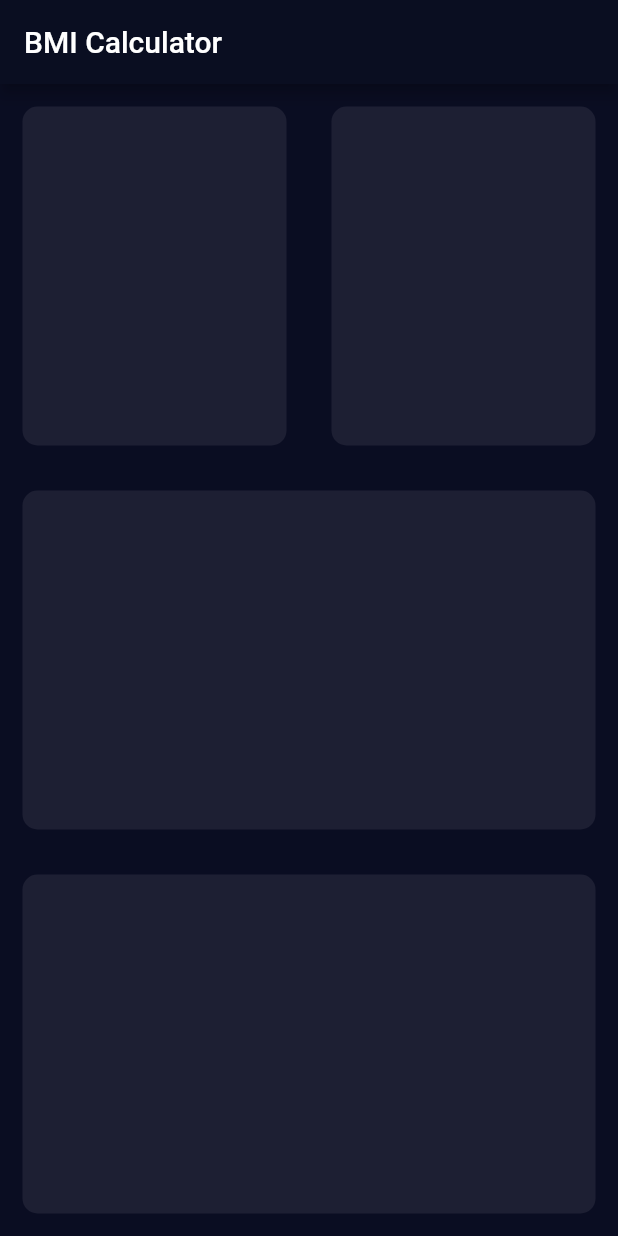
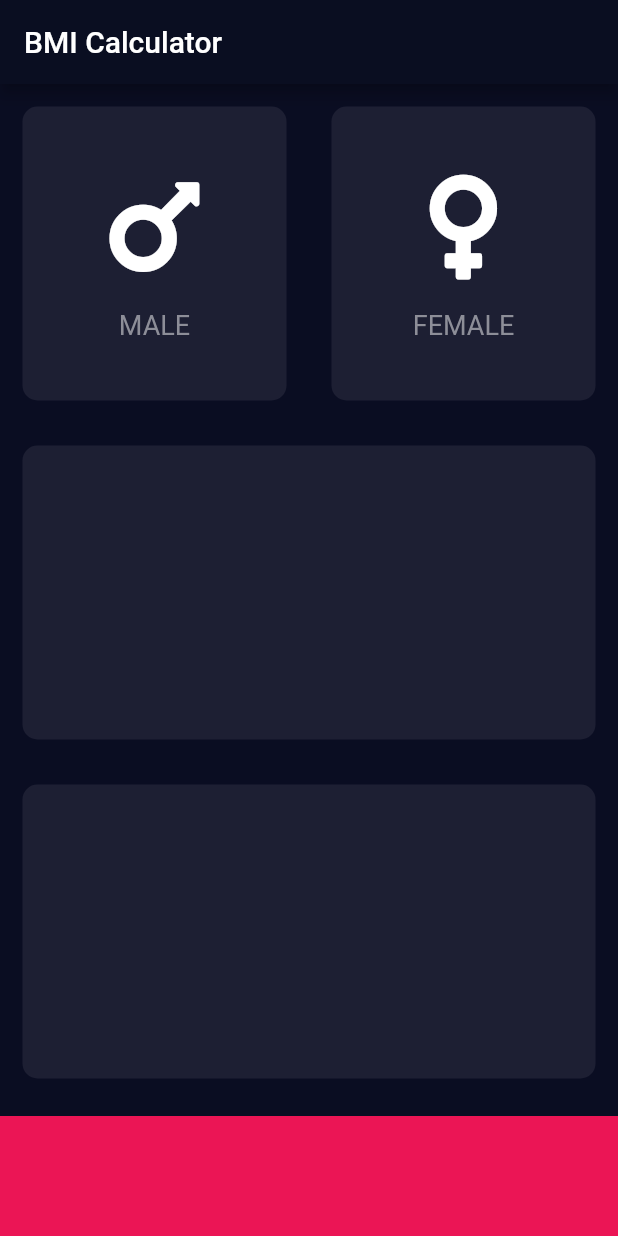
Before and after one commit to pSapien/flutter-bmi-calculator, a Flutter app: the screen it shows after launch, on a phone screen of 412 x 824 dp. Run offline on Flutter 3.47's test engine with Material 2 defaults, Android fonts, the phone set to English and light mode, and no system bars; our stand-ins replace font_awesome_flutter.

Commit message:
add gender card box

```diff
--- a/lib/bmi_input_page.dart
+++ b/lib/bmi_input_page.dart
@@ -1,4 +1,9 @@
 import 'package:flutter/material.dart';
+import 'package:font_awesome_flutter/font_awesome_flutter.dart';
+
+const bottomContainerColor = Color(0xFFEB1555);
+const bottomContainerHeight = 80.0;
+const appBarTitle = 'BMI Calculator';
 
 class BMIInputPage extends StatefulWidget {
   BMIInputPage({Key key}) : super(key: key);
@@ -11,43 +16,89 @@ class _BMIInputPageState extends State<BMIInputPage> {
   @override
   Widget build(BuildContext context) {
     return Scaffold(
-      appBar: AppBar(title: Text('BMI Calculator')),
+      appBar: AppBar(title: Text(appBarTitle)),
       body: Column(
         children: [
           Expanded(
             child: Row(
               children: [
                 Expanded(
-                  child: BMICard(),
+                  child: BMICardBox(
+                    child: ColumnIconLabel(
+                      label: "male",
+                      icon: FontAwesomeIcons.mars,
+                    ),
+                  ),
                 ),
                 Expanded(
-                  child: BMICard(),
+                  child: BMICardBox(
+                    child: ColumnIconLabel(
+                      label: "female",
+                      icon: FontAwesomeIcons.venus,
+                    ),
+                  ),
                 )
               ],
             ),
           ),
           Expanded(
-            child: BMICard(),
+            child: BMICardBox(),
           ),
           Expanded(
-            child: BMICard(),
+            child: BMICardBox(),
           ),
+          Container(
+            color: bottomContainerColor,
+            height: bottomContainerHeight,
+            margin: EdgeInsets.only(top: 10.0),
+            width: double.infinity,
+          )
         ],
       ),
     );
   }
 }
 
-class BMICard extends StatelessWidget {
-  const BMICard({Key key}) : super(key: key);
+class ColumnIconLabel extends StatelessWidget {
+  ColumnIconLabel({@required this.label, @required this.icon});
+
+  final String label;
+  final IconData icon;
+
+  @override
+  Widget build(BuildContext context) {
+    return Column(
+      mainAxisAlignment: MainAxisAlignment.center,
+      children: [
+        Icon(icon, size: 80.0),
+        SizedBox(height: 15.0),
+        Text(
+          label.toUpperCase(),
+          style: TextStyle(
+            fontSize: 18.0,
+            color: Color(0xFF8D8E98),
+          ),
+        )
+      ],
+    );
+  }
+}
+
+const activeCardColor = Color(0XFF1D1F33);
+
+class BMICardBox extends StatelessWidget {
+  BMICardBox({this.child});
+
+  final Widget child;
 
   @override
   Widget build(BuildContext context) {
     return Container(
+      child: child,
       margin: EdgeInsets.all(15.0),
       decoration: BoxDecoration(
         borderRadius: BorderRadius.circular(10),
-        color: Color(0XFF1D1F33),
+        color: activeCardColor,
       ),
     );
   }
--- a/lib/main.dart
+++ b/lib/main.dart
@@ -1,16 +1,11 @@
 import 'package:flutter/material.dart';
 import './bmi_input_page.dart';
 
-void main() {
-  runApp(MyApp());
-}
+void main() => runApp(MyApp());
 
 /**
  * design link -> https://dribbble.com/shots/4585382-Simple-BMI-Calculator
  */
-
-// #111428 -> box
-// #EB1555 -> bottom
 
 class MyApp extends StatelessWidget {
   @override
```
